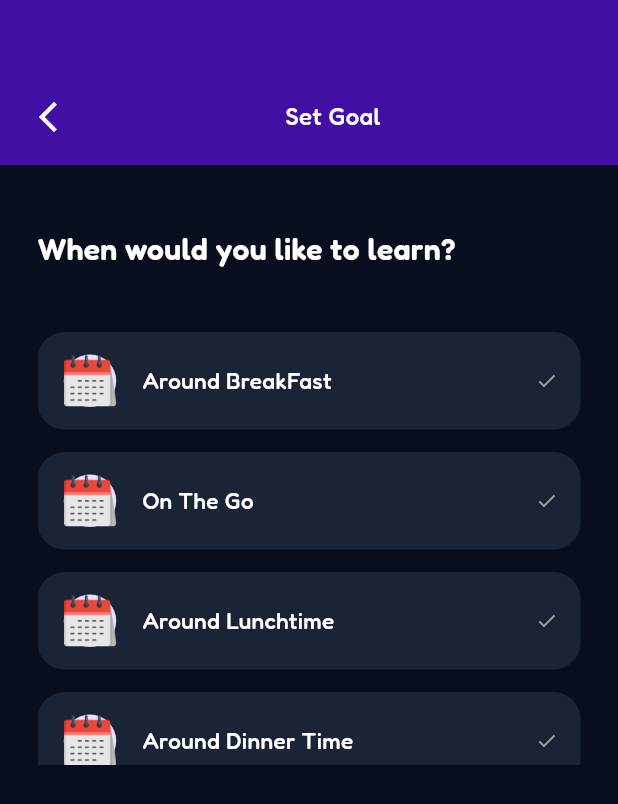
After one commit to nestsoft-dev/language_learning, a Flutter app: the SetWeeklyGoal screen opened directly, swiped to page 4, on a phone screen of 412 x 824 dp. The commit adds this screen. Shown: the top 804 px of the screen. Run offline on Flutter 3.47's test engine with Material 3 defaults, Android fonts, the phone set to English and light mode, and no system bars; our stand-ins replace awesome_snackbar_content, fl_chart, google_fonts, google_nav_bar, iconsax, simple_circular_progress_bar and 1 more; missing offline and left inert: dotted_dashed_line, simple_animation_progress_bar.

Commit message:
finished UI

```diff
--- /dev/null
+++ b/lib/presentation/screens/set_weekly_goal.dart
@@ -0,0 +1,104 @@
+import 'package:flutter/material.dart';
+import 'package:language_learning/main.dart';
+import 'package:language_learning/presentation/widgets/appbar.dart';
+import 'package:language_learning/presentation/widgets/goal_card_one.dart';
+import 'package:language_learning/presentation/widgets/goal_last_page.dart';
+import 'package:language_learning/presentation/widgets/mytext.dart';
+
+import '../widgets/goal_card_three.dart';
+import '../widgets/goal_card_two.dart';
+import '../widgets/goal_fourth_card.dart';
+
+class SetWeeklyGoal extends StatefulWidget {
+  const SetWeeklyGoal({super.key});
+
+  @override
+  State<SetWeeklyGoal> createState() => _SetWeeklyGoalState();
+}
+
+class _SetWeeklyGoalState extends State<SetWeeklyGoal> {
+  final _pageController = PageController(initialPage: 0);
+  @override
+  void dispose() {
+    _pageController.dispose();
+    super.dispose();
+  }
+
+  int _pageIndex = 0;
+  final List<String> _headText = [
+    'Which level do you want to reach?',
+    'By when do you want to reach basic level?',
+    'Your Language Goal',
+    'When would you like to learn?',
+    ''
+  ];
+
+  @override
+  Widget build(BuildContext context) {
+    final size = MediaQuery.of(context).size;
+    return Scaffold(
+      body: Column(
+        children: [
+          MyAppBar(
+            text: 'Set Goal',
+            onPressed: () {
+              if (_pageIndex == 0) {
+                Navigator.of(context).pop();
+              } else if (_pageIndex > 0 || _pageIndex < 5) {
+                _pageController.animateToPage(_pageIndex - 1,
+                    duration: const Duration(milliseconds: 300),
+                    curve: Curves.easeIn);
+              } else {
+                Navigator.of(context).pop();
+              }
+            },
+          ),
+          SizedBox(
+            height: size.height * 0.05,
+          ),
+          Expanded(
+              child: PageView.builder(
+                  itemCount: 5,
+                  controller: _pageController,
+                  onPageChanged: (index) {
+                    setState(() {
+                      _pageIndex = index;
+                    });
+                  },
+                  //physics: const NeverScrollableScrollPhysics(),
+                  itemBuilder: (_, index) {
+                    return Padding(
+                      padding: const EdgeInsets.symmetric(horizontal: 25),
+                      child: ListView(
+                        children: [
+                          MyText(
+                              text: _headText[index],
+                              weight: FontWeight.w600,
+                              color: Colors.white,
+                              fontSize: 20,
+                              alignment: TextAlign.start),
+                          SizedBox(
+                            height: size.height * 0.05,
+                          ),
+                          index == 0
+                              ? GoalCardOne(
+                                  controller: _pageController,
+                                )
+                              : index == 1
+                                  ? GoalCardTwo(controller: _pageController)
+                                  : index == 2
+                                      ? GoalCardThree(
+                                          controller: _pageController)
+                                      : index == 3
+                                          ? GoalPageFourth(
+                                              controller: _pageController)
+                                          : const GoalLastPage()
+                        ],
+                      ),
+                    );
+                  }))
+        ],
+      ),
+    );
+  }
+}
--- a/lib/presentation/screens/stats.dart
+++ b/lib/presentation/screens/stats.dart
@@ -113,10 +113,11 @@ class _StatsPageState extends State<StatsPage> {
                   height: size.height * 0.23,
                   padding: const EdgeInsets.all(16),
                   decoration: BoxDecoration(
-                    color: Colors.white,
                     borderRadius: BorderRadius.circular(16),
                   ),
-                  child: MyBarGraph(weeklySummary:weeklySummary,),
+                  child: MyBarGraph(
+                    weeklySummary: weeklySummary,
+                  ),
                   //  Row(
                   //   mainAxisAlignment: MainAxisAlignment.spaceBetween,
                   //   children: [
--- a/lib/presentation/widgets/course_card.dart
+++ b/lib/presentation/widgets/course_card.dart
@@ -25,7 +25,7 @@ class _CourseCardState extends State<CourseCard> {
   Widget build(BuildContext context) {
     final size = MediaQuery.of(context).size;
     return Container(
-      height: size.height * 0.25,
+      height: size.height * 0.26,
       width: size.width * 0.42,
       padding: const EdgeInsets.all(30),
       decoration: BoxDecoration(
--- /dev/null
+++ b/lib/presentation/widgets/goal_fourth_card.dart
@@ -0,0 +1,196 @@
+import 'package:flutter/material.dart';
+import 'package:iconsax/iconsax.dart';
+import 'package:language_learning/constant/constant.dart';
+import 'package:language_learning/presentation/widgets/buttons.dart';
+import 'package:language_learning/presentation/widgets/mytext.dart';
+
+class GoalPageFourth extends StatefulWidget {
+  final PageController controller;
+  const GoalPageFourth({super.key, required this.controller});
+
+  @override
+  State<GoalPageFourth> createState() => _GoalPageFourthState();
+}
+
+class _GoalPageFourthState extends State<GoalPageFourth> {
+  final List<String> _imagePaths = [
+    'assets/calendar.png',
+    'assets/calendar.png',
+    'assets/calendar.png',
+    'assets/calendar.png',
+  ];
+  int? _currentIndex;
+  final List<String> _names = [
+    'Around BreakFast',
+    'On The Go',
+    'Around Lunchtime',
+    'Around Dinner Time',
+  ];
+  final List<String> _morning = [
+    '8:00 Am',
+    '9:00 Am',
+    '10:00 Am',
+  ];
+  final List<String> __ontheGo = [
+    '10:00 Am',
+    '11:00 Am',
+    '12:00 Am',
+  ];
+  final List<String> _afternoon = [
+    '12:00 Pm',
+    '1:00 Pm',
+    '2:00 Pm',
+  ];
+  final List<String> _night = [
+    '7:00 Pm',
+    '8:00 Pm',
+    '9:00 Pm',
+  ];
+
+  int? _timerSelected;
+  @override
+  Widget build(BuildContext context) {
+    final size = MediaQuery.of(context).size;
+    return Column(
+      crossAxisAlignment: CrossAxisAlignment.start,
+      children: [
+        SizedBox(
+          height: size.height * 0.35,
+          child: ListView.builder(
+              physics: const NeverScrollableScrollPhysics(),
+              itemCount: _imagePaths.length,
+              itemBuilder: (_, index) => Padding(
+                    padding: const EdgeInsets.only(bottom: 15),
+                    child: GestureDetector(
+                      onTap: () {
+                        setState(() {
+                          _currentIndex = index;
+                        });
+                      },
+                      child: _card(
+                          context,
+                          _imagePaths[index],
+                          _currentIndex == index ? timerColor : textInputColor,
+                          _names[index]),
+                    ),
+                  )),
+        ),
+        SizedBox(
+          height: size.height * 0.01,
+        ),
+        _currentIndex == null
+            ? const SizedBox.shrink()
+            : const MyText(
+                text: 'What time?',
+                weight: FontWeight.w500,
+                color: Colors.white,
+                fontSize: 22,
+                alignment: TextAlign.start),
+        SizedBox(
+          height: size.height * 0.008,
+        ),
+        _currentIndex == null
+            ? const SizedBox.shrink()
+            : SizedBox(
+                height: size.height * 0.05,
+                child: ListView.builder(
+                    itemCount: 3,
+                    physics: const NeverScrollableScrollPhysics(),
+                    scrollDirection: Axis.horizontal,
+                    itemBuilder: (_, index) {
+                      return GestureDetector(
+                        onTap: () {
+                          setState(() {
+                            _timerSelected = index;
+                          });
+                        },
+                        child: Padding(
+                          padding: const EdgeInsets.only(left: 15),
+                          child: _timeCard(
+                              _currentIndex == 0
+                                  ? _morning[index]
+                                  : _currentIndex == 1
+                                      ? __ontheGo[index]
+                                      : _currentIndex == 2
+                                          ? _afternoon[index]
+                                          : _night[index],
+                              _timerSelected == index
+                                  ? timerColor
+                                  : textInputColor),
+                        ),
+                      );
+                    }),
+              ),
+        SizedBox(
+          height: size.height * 0.09,
+        ),
+        _currentIndex == null || _timerSelected == null
+            ? const SizedBox.shrink()
+            : Button(
+                onTap: () {
+                  widget.controller.nextPage(
+                      duration: const Duration(milliseconds: 300),
+                      curve: Curves.ease);
+                },
+                text: 'Next')
+      ],
+    );
+  }
+}
+
+Widget _timeCard(String text, Color color) {
+  return Container(
+    height: 15,
+    width: 100,
+    // padding: const EdgeInsets.all(10),
+    decoration:
+        BoxDecoration(color: color, borderRadius: BorderRadius.circular(18)),
+    child: Center(
+      child: MyText(
+          text: text,
+          weight: FontWeight.w500,
+          color: color == textInputColor ? Colors.grey : Colors.white,
+          fontSize: 13,
+          alignment: TextAlign.start),
+    ),
+  );
+}
+
+Widget _card(
+    BuildContext context, String imagePath, Color? color, String name) {
+  final size = MediaQuery.of(context).size;
+  return Container(
+    height: 65,
+    padding: const EdgeInsets.all(15),
+    width: size.width,
+    decoration:
+        BoxDecoration(color: color, borderRadius: BorderRadius.circular(18)),
+    child: Row(
+      mainAxisAlignment: MainAxisAlignment.spaceBetween,
+      children: [
+        Row(
+          mainAxisAlignment: MainAxisAlignment.spaceBetween,
+          children: [
+            CircleAvatar(
+              child: Image.asset(imagePath),
+            ),
+            const SizedBox(
+              width: 15,
+            ),
+            MyText(
+                text: name,
+                weight: FontWeight.w500,
+                color: Colors.white,
+                fontSize: 15,
+                alignment: TextAlign.start)
+          ],
+        ),
+        Icon(
+          Icons.check,
+          size: 15,
+          color: color == textInputColor ? Colors.grey : Colors.white,
+        )
+      ],
+    ),
+  );
+}
--- a/lib/presentation/widgets/intro_last_page.dart
+++ b/lib/presentation/widgets/intro_last_page.dart
@@ -20,7 +20,8 @@ class LastIntroPage extends StatelessWidget {
           Padding(
             padding: const EdgeInsets.all(8.0),
             child: SizedBox(
-              height: size.height * 0.45,
+              height: size.height * 0.42,
+              width: size.width * 0.7,
               child: Image.asset(
                 'assets/congratulation.png',
                 fit: BoxFit.contain,
```
Also changed, not shown: lib/bar graph/bar_graph.dart (+8 -7 lines), lib/constant/constant.dart (+22 -0 lines), lib/presentation/screens/home.dart (+8 -1 lines), lib/presentation/widgets/goal_card_one.dart (added, +94 -0 lines), lib/presentation/widgets/goal_card_three.dart (added, +120 -0 lines), lib/presentation/widgets/goal_card_two.dart (added, +87 -0 lines), lib/presentation/widgets/goal_last_page.dart (added, +52 -0 lines).
